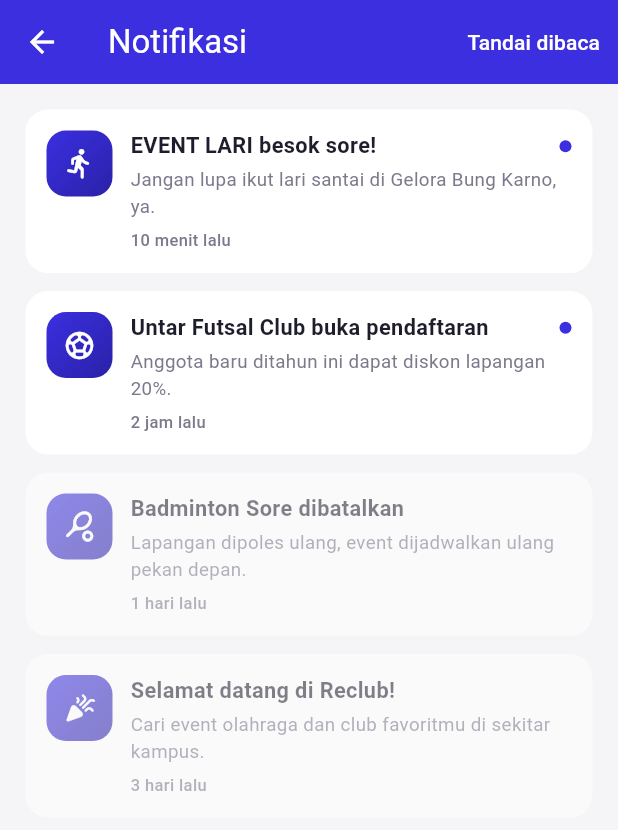
After one commit to almars0306-pixel/Mobile-Programming-Sem3-Reclub-, a Flutter app: the NotificationsPage screen opened directly, on a phone screen of 412 x 824 dp. The commit adds this screen. Shown: the top 830 px of the screen. Run offline on Flutter 3.47's test engine with Material 3 defaults, Android fonts, the phone set to English and light mode, and no system bars; our stand-ins replace shared_preferences; accounts and stored records are empty.

Commit message:
Tambah halaman Notifikasi dengan NotifController (provider kedua)

```diff
--- /dev/null
+++ b/lib/features/home/notif_controller.dart
@@ -0,0 +1,98 @@
+import 'package:flutter/material.dart';
+
+/// Satu item notifikasi.
+class Notifikasi {
+  final String judul;
+  final String isi;
+  final IconData ikon;
+  final String waktu;
+  final bool dibaca;
+
+  const Notifikasi({
+    required this.judul,
+    required this.isi,
+    required this.ikon,
+    required this.waktu,
+    this.dibaca = false,
+  });
+
+  Notifikasi copyWith({bool? dibaca}) {
+    return Notifikasi(
+      judul: judul,
+      isi: isi,
+      ikon: ikon,
+      waktu: waktu,
+      dibaca: dibaca ?? this.dibaca,
+    );
+  }
+}
+
+/// Pusat data notifikasi (pola ChangeNotifier, sama seperti EventController).
+///
+/// Datanya masih contoh (dummy). Kalau nanti project lanjut ke backend,
+/// tinggal ganti sumber datanya — halaman yang menampilkan notifikasi
+/// tidak perlu diubah karena sudah lewat provider.
+class NotifController extends ChangeNotifier {
+  /// Data contoh (dummy). Kalau nanti project lanjut ke backend,
+  /// tinggal ganti sumber datanya — halaman yang menampilkan
+  /// notifikasi tidak perlu diubah karena sudah lewat provider.
+  static const List<Notifikasi> _contohData = [
+    Notifikasi(
+      judul: 'EVENT LARI besok sore!',
+      isi: 'Jangan lupa ikut lari santai di Gelora Bung Karno, ya.',
+      ikon: Icons.directions_run_rounded,
+      waktu: '10 menit lalu',
+    ),
+    Notifikasi(
+      judul: 'Untar Futsal Club buka pendaftaran',
+      isi: 'Anggota baru ditahun ini dapat diskon lapangan 20%.',
+      ikon: Icons.sports_soccer_rounded,
+      waktu: '2 jam lalu',
+    ),
+    Notifikasi(
+      judul: 'Badminton Sore dibatalkan',
+      isi: 'Lapangan dipoles ulang, event dijadwalkan ulang pekan depan.',
+      ikon: Icons.sports_tennis_rounded,
+      waktu: '1 hari lalu',
+      dibaca: true,
+    ),
+    Notifikasi(
+      judul: 'Selamat datang di Reclub!',
+      isi: 'Cari event olahraga dan club favoritmu di sekitar kampus.',
+      ikon: Icons.celebration_rounded,
+      waktu: '3 hari lalu',
+      dibaca: true,
+    ),
+  ];
+
+  final List<Notifikasi> _daftar;
+
+  /// [notifikasiAwal] boleh diisi data lain (dipakai test, atau nanti
+  /// data dari backend). Kalau tidak diisi, pakai data contoh.
+  /// List.of biar salinannya bisa diubah (list const asli immutable).
+  NotifController({List<Notifikasi>? notifikasiAwal})
+      : _daftar = List.of(notifikasiAwal ?? _contohData);
+
+  /// Daftar notifikasi (tidak bisa diubah langsung dari luar).
+  List<Notifikasi> get daftar => List.unmodifiable(_daftar);
+
+  /// Jumlah notifikasi yang belum dibaca.
+  /// Dipakai ikon lonceng di beranda buat nampilin titik merah.
+  int get belumDibaca => _daftar.where((n) => !n.dibaca).length;
+
+  /// Tandai satu notifikasi sudah dibaca (dipanggil saat tile-nya diketuk).
+  void tandaiDibaca(int index) {
+    if (index < 0 || index >= _daftar.length || _daftar[index].dibaca) return;
+    _daftar[index] = _daftar[index].copyWith(dibaca: true);
+    notifyListeners();
+  }
+
+  /// Tandai semua notifikasi sudah dibaca.
+  void tandaiSemuaDibaca() {
+    if (belumDibaca == 0) return;
+    for (var i = 0; i < _daftar.length; i++) {
+      _daftar[i] = _daftar[i].copyWith(dibaca: true);
+    }
+    notifyListeners();
+  }
+}
--- /dev/null
+++ b/lib/features/home/notifications_page.dart
@@ -0,0 +1,185 @@
+import 'package:flutter/material.dart';
+import 'package:provider/provider.dart';
+
+import '../../theme/app_colors.dart';
+import 'notif_controller.dart';
+
+/// Halaman daftar notifikasi.
+///
+/// Tile yang belum dibaca punya titik biru dan tampil penuh,
+/// yang sudah dibaca tampil pudar. Ketuk tile untuk menandai dibaca.
+class NotificationsPage extends StatelessWidget {
+  const NotificationsPage({super.key});
+
+  @override
+  Widget build(BuildContext context) {
+    final controller = context.watch<NotifController>();
+    final daftar = controller.daftar;
+
+    return Scaffold(
+      backgroundColor: AppColors.background,
+      appBar: AppBar(
+        title: const Text('Notifikasi'),
+        backgroundColor: AppColors.primary,
+        foregroundColor: Colors.white,
+        actions: [
+          if (controller.belumDibaca > 0)
+            TextButton(
+              onPressed: () {
+                context.read<NotifController>().tandaiSemuaDibaca();
+              },
+              child: const Text(
+                'Tandai dibaca',
+                style: TextStyle(color: Colors.white),
+              ),
+            ),
+        ],
+      ),
+      body: daftar.isEmpty
+          ? const _NotifKosong()
+          : ListView.separated(
+              padding: const EdgeInsets.all(16),
+              itemCount: daftar.length,
+              separatorBuilder: (_, _) => const SizedBox(height: 10),
+              itemBuilder: (context, index) {
+                final notif = daftar[index];
+                return _NotifTile(
+                  notif: notif,
+                  onTap: () =>
+                      context.read<NotifController>().tandaiDibaca(index),
+                );
+              },
+            ),
+    );
+  }
+}
+
+/// Satu baris notifikasi.
+class _NotifTile extends StatelessWidget {
+  final Notifikasi notif;
+  final VoidCallback onTap;
+
+  const _NotifTile({required this.notif, required this.onTap});
+
+  @override
+  Widget build(BuildContext context) {
+    return GestureDetector(
+      onTap: onTap,
+      child: Opacity(
+        // yang sudah dibaca tampil pudar biar kelihatan bedanya
+        opacity: notif.dibaca ? 0.55 : 1,
+        child: Container(
+          padding: const EdgeInsets.all(14),
+          decoration: BoxDecoration(
+            color: Colors.white,
+            borderRadius: BorderRadius.circular(16),
+            border: Border.all(color: Colors.black.withValues(alpha: 0.04)),
+          ),
+          child: Row(
+            crossAxisAlignment: CrossAxisAlignment.start,
+            children: [
+              Container(
+                width: 44,
+                height: 44,
+                decoration: BoxDecoration(
+                  gradient: const LinearGradient(
+                    begin: Alignment.topLeft,
+                    end: Alignment.bottomRight,
+                    colors: [AppColors.primary, AppColors.primaryDark],
+                  ),
+                  borderRadius: BorderRadius.circular(13),
+                ),
+                child: Icon(notif.ikon, color: Colors.white, size: 22),
+              ),
+              const SizedBox(width: 12),
+              Expanded(
+                child: Column(
+                  crossAxisAlignment: CrossAxisAlignment.start,
+                  children: [
+                    Row(
+                      children: [
+                        Expanded(
+                          child: Text(
+                            notif.judul,
+                            maxLines: 1,
+                            overflow: TextOverflow.ellipsis,
+                            style: const TextStyle(
+                              fontSize: 14.5,
+                              fontWeight: FontWeight.w700,
+                              color: AppColors.textDark,
+                            ),
+                          ),
+                        ),
+                        if (!notif.dibaca)
+                          Container(
+                            width: 8,
+                            height: 8,
+                            margin: const EdgeInsets.only(left: 6),
+                            decoration: const BoxDecoration(
+                              color: AppColors.primary,
+                              shape: BoxShape.circle,
+                            ),
+                          ),
+                      ],
+                    ),
+                    const SizedBox(height: 3),
+                    Text(
+                      notif.isi,
+                      maxLines: 2,
+                      overflow: TextOverflow.ellipsis,
+                      style: const TextStyle(
+                        fontSize: 12.5,
+                        color: AppColors.textGrey,
+                        height: 1.4,
+                      ),
+                    ),
+                    const SizedBox(height: 5),
+                    Text(
+                      notif.waktu,
+                      style: const TextStyle(
+                        fontSize: 11,
+                        color: AppColors.textGrey,
+                        fontWeight: FontWeight.w500,
+                      ),
+                    ),
+                  ],
+                ),
+              ),
+            ],
+          ),
+        ),
+      ),
+    );
+  }
+}
+
+/// Tampilan saat semua notifikasi sudah dibaca.
+class _NotifKosong extends StatelessWidget {
+  const _NotifKosong();
+
+  @override
+  Widget build(BuildContext context) {
+    return const Center(
+      child: Column(
+        mainAxisAlignment: MainAxisAlignment.center,
+        children: [
+          Icon(Icons.task_alt_rounded, size: 54, color: AppColors.primary),
+          SizedBox(height: 12),
+          Text(
+            'Semua notifikasi sudah dibaca',
+            style: TextStyle(
+              fontSize: 15,
+              fontWeight: FontWeight.w700,
+              color: AppColors.textDark,
+            ),
+          ),
+          SizedBox(height: 4),
+          Text(
+            'Kabar olahraga baru muncul di sini',
+            style: TextStyle(fontSize: 12.5, color: AppColors.textGrey),
+          ),
+        ],
+      ),
+    );
+  }
+}
```
Also changed, not shown: lib/main.dart (+12 -4 lines), 2 other files.
